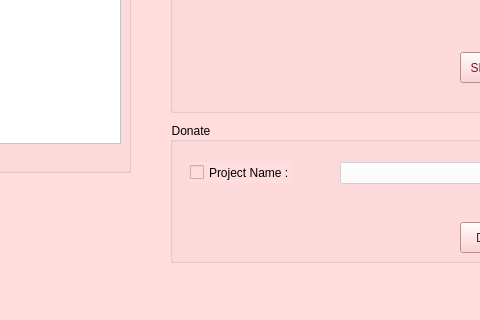
This is Screens/UserPage.ui in msaadg/NGOConnect as Qt 5 draws it before an edit; both pictures show x 190 to 670 and y 188 to 508 of the 799 by 508 pixel window. The edited form follows.
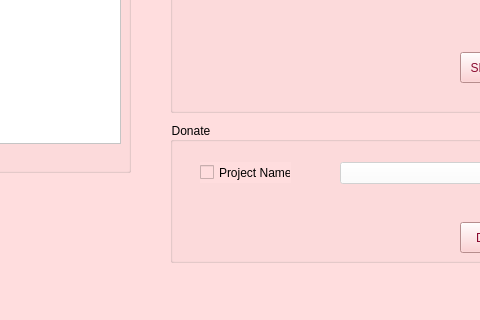
This is the edited form. Icons and pictures are not drawn.

Patch:
```diff
--- a/Screens/UserPage.ui
+++ b/Screens/UserPage.ui
@@ -292,9 +292,9 @@
     <widget class="QCheckBox" name="checkBox_2">
      <property name="geometry">
       <rect>
-       <x>20</x>
+       <x>30</x>
        <y>40</y>
-       <width>101</width>
+       <width>91</width>
        <height>21</height>
       </rect>
      </property>
```
